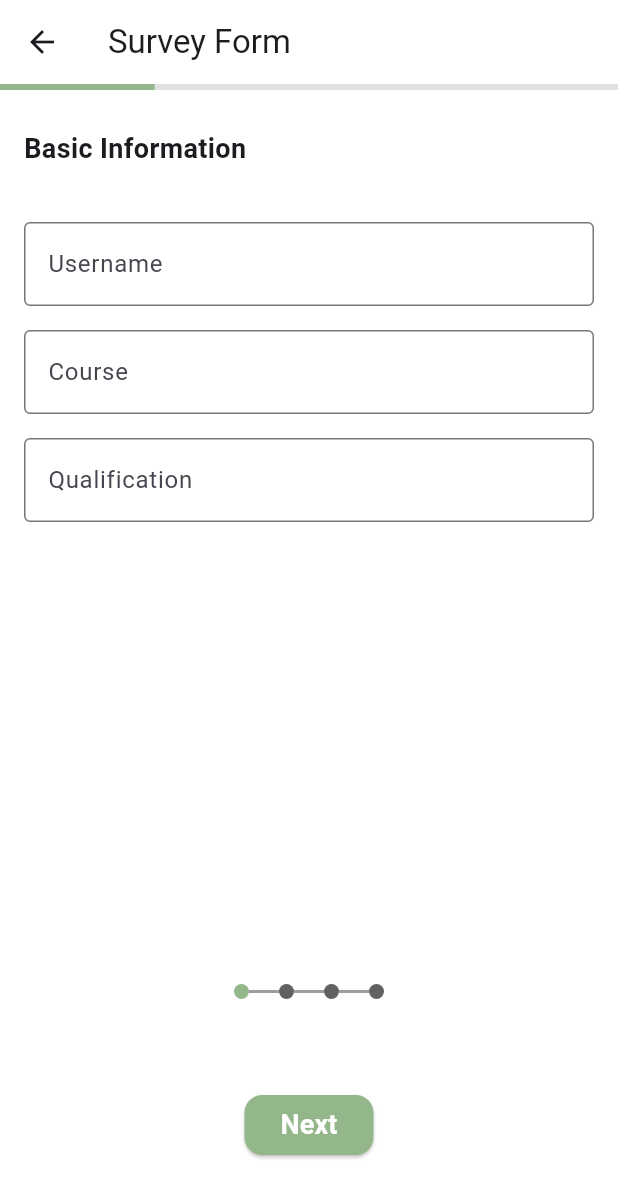
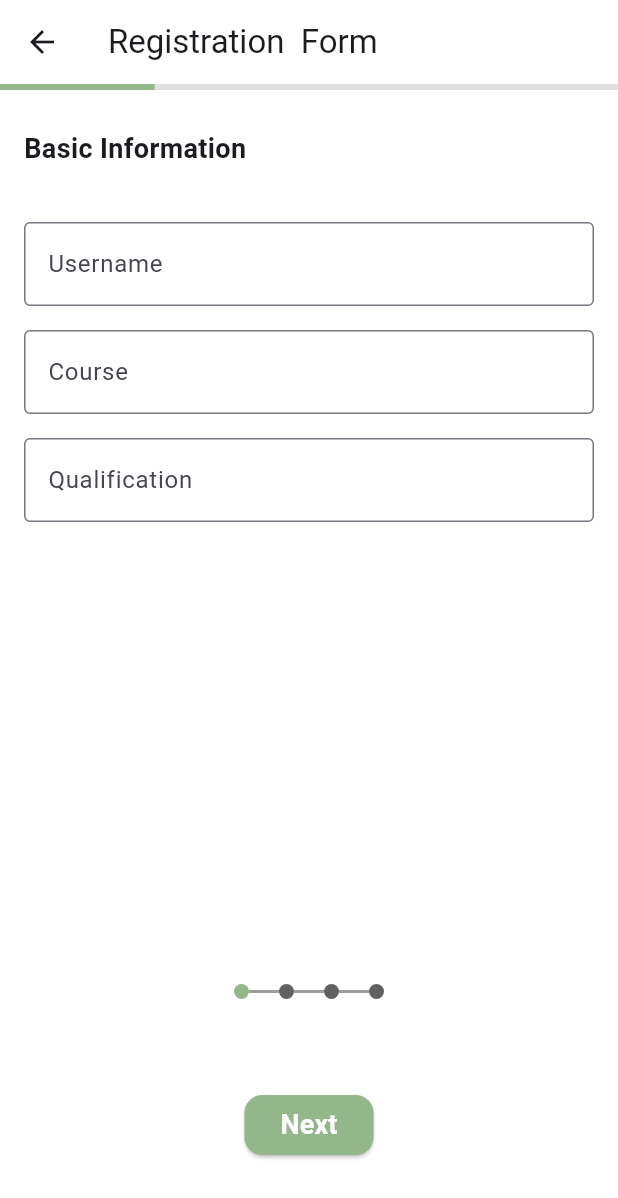
Before and after one commit to X-Reality/Ispani, a Flutter app: the MultiScreenForm screen opened directly, on a phone screen of 412 x 824 dp. Shown: the top 1198 px of the screen. Run offline on Flutter 3.47's test engine with Material 3 defaults, Android fonts, the phone set to English and light mode, and no system bars; our stand-ins replace file_picker, flutter_speed_dial, timeline_tile.

Commit message:
Update Register.dart

```diff
--- a/lib/Register.dart
+++ b/lib/Register.dart
@@ -110,7 +110,7 @@ class _MultiScreenFormState extends State<MultiScreenForm> {
   Widget build(BuildContext context) {
     return Scaffold(
       backgroundColor: Colors.white,
-      appBar: AppBar(backgroundColor: Colors.white, title: Text("Survey Form")),
+      appBar: AppBar(backgroundColor: Colors.white, title: Text("Registration  Form")),
       body: Form(
         key: _formKey,
         child: Column(
```
